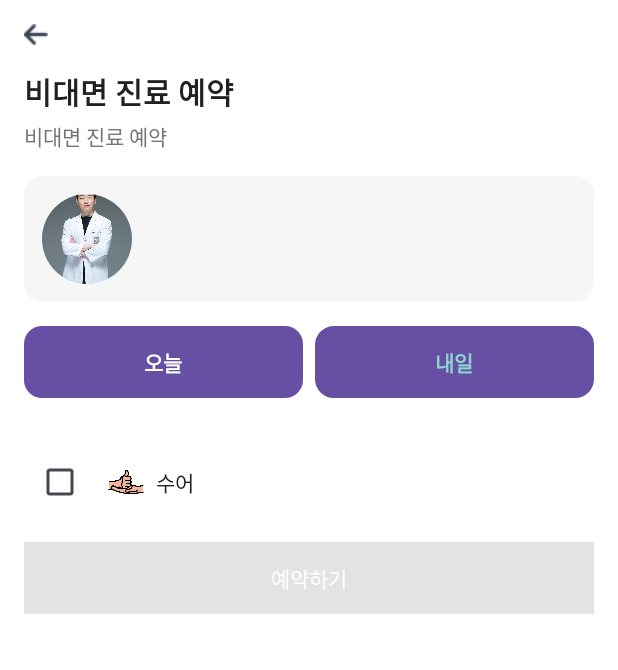
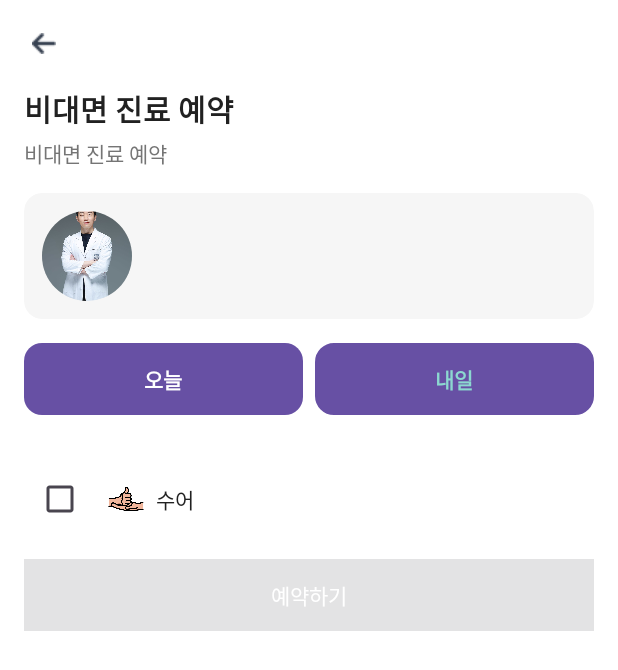
Before and after one commit to CodeWorks-hi/Silmedy, an Android app: the CareRequestActivity screen opened directly, with no data from a screen before it, on a phone screen of 412 x 824 dp. Shown: the top 670 px of the screen. Run offline under Robolectric (Android 15) with nearby library versions, the light colour scheme and no system bars; 4 statements that could not run were skipped.

Commit message:
Update activity_care_request.xml

```diff
--- a/app/src/main/res/layout/activity_care_request.xml
+++ b/app/src/main/res/layout/activity_care_request.xml
@@ -10,11 +10,11 @@
     <!-- 뒤로가기 -->
     <ImageButton
         android:id="@+id/btnBack"
-        android:layout_width="wrap_content"
-        android:layout_height="wrap_content"
-        android:src="@drawable/back_icon"
+        android:layout_width="26dp"
+        android:layout_height="25dp"
+        android:background="?attr/selectableItemBackgroundBorderless"
         android:contentDescription="@string/btn_back"
-        android:background="?attr/selectableItemBackgroundBorderless" />
+        android:src="@drawable/back_icon" />
 
     <!-- 제목 -->
     <TextView
```
